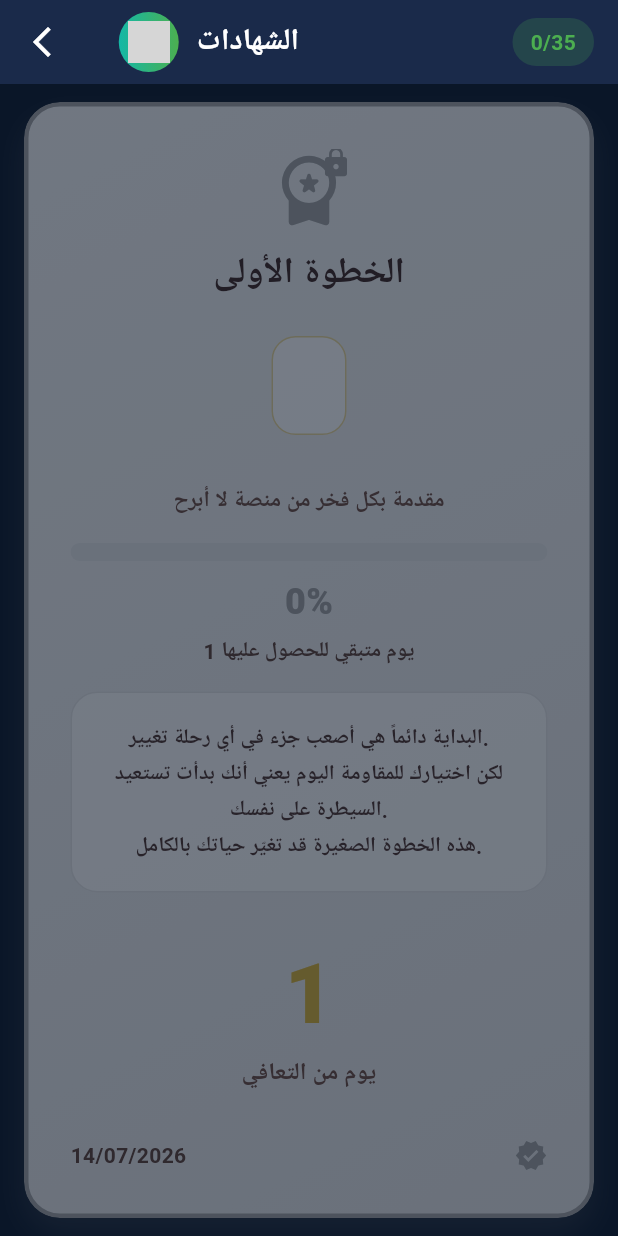
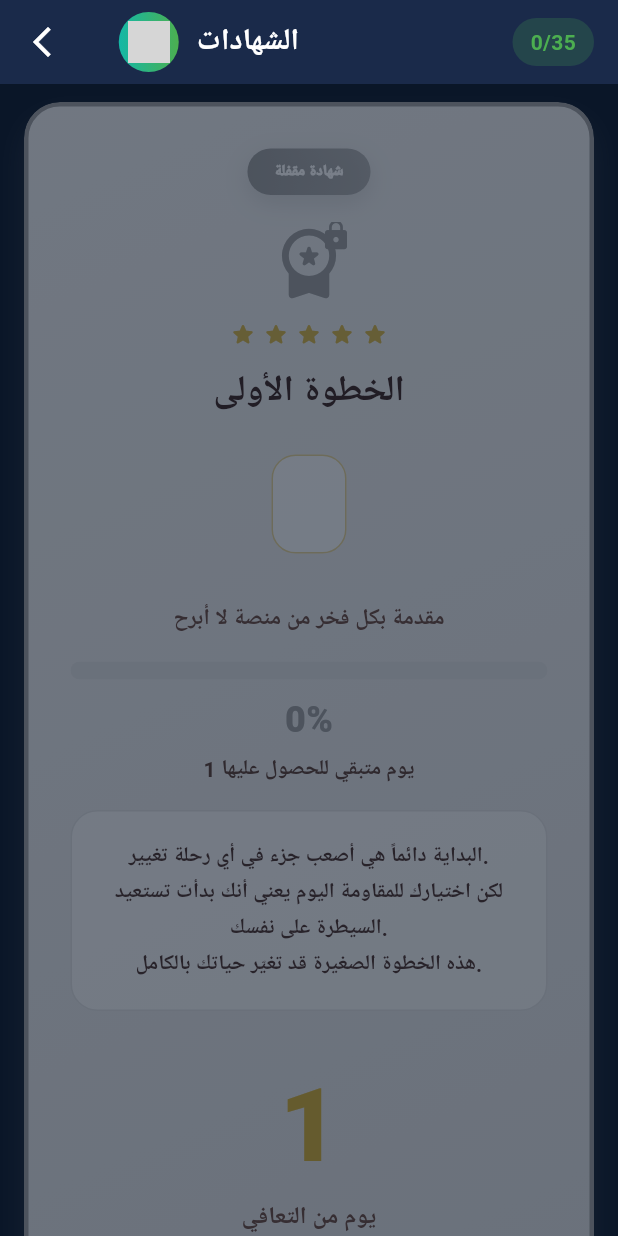
Before and after one commit to yusfkarim994-del/ta3ayusf11, a Flutter app: the CertificatesScreen screen opened directly with empty values, on a phone screen of 412 x 824 dp. Run offline on Flutter 3.47's test engine with Material 3 defaults, Android fonts, the phone set to English and light mode, and no system bars; our stand-ins replace audioplayers, cached_network_image, cloud_firestore, dio, file_picker, firebase_auth and 11 more; missing offline and left inert: dart:ui_web, flutter_inappwebview, flutter_pdfview, record, translator, universal_html; accounts and stored records are empty; Roboto replaces fonts that are missing (Cairo); project files that could hold a hidden picture were left out; grey boxes are pictures that could not be loaded.

Commit message:
Polish badges and certificates UI

```diff
--- a/lib/screens/components/certificates_screen.dart
+++ b/lib/screens/components/certificates_screen.dart
@@ -100,14 +100,18 @@ class CertificatesScreen extends StatelessWidget {
     final progress = badge.daysRequired == 0
         ? 1.0
         : (userDays / badge.daysRequired).clamp(0.0, 1.0);
+    final remainingDays = (badge.daysRequired - userDays).clamp(0, 5000);
+
     final certTitle = _getCertTitle(lang);
     final congratsText = _getCongratsText(lang, isUnlocked, name);
     final motivationQuote = _getMotivationQuote(lang, isUnlocked);
     final awardedTo = _getAwardedToText(lang);
     final daysText = _getDaysText(badge, lang);
 
-    final remainingDays = (badge.daysRequired - userDays).clamp(0, 5000);
-    final targetDate = DateTime.now().add(Duration(days: remainingDays));
+    final now = DateTime.now();
+    final targetDate = userDays >= badge.daysRequired
+        ? now.subtract(Duration(days: userDays - badge.daysRequired))
+        : now.add(Duration(days: badge.daysRequired - userDays));
     final targetDateStr = '${targetDate.day.toString().padLeft(2, '0')}/${targetDate.month.toString().padLeft(2, '0')}/${targetDate.year}';
 
     return Opacity(
@@ -132,7 +136,11 @@ class CertificatesScreen extends StatelessWidget {
               begin: Alignment.topLeft,
               end: Alignment.bottomRight,
               colors: isUnlocked
-                  ? [const Color(0xFFFFFCF2), const Color(0xFFF5E6C8)]
+                  ? [
+                      const Color(0xFFFFFCF2),
+                      const Color(0xFFF5E6C8),
+                      const Color(0xFFFFF8E1),
+                    ]
                   : [Colors.grey.shade200, Colors.grey.shade300],
             ),
             borderRadius: BorderRadius.circular(24),
@@ -143,6 +151,34 @@ class CertificatesScreen extends StatelessWidget {
           ),
           child: Column(
             children: [
+              Container(
+                padding: const EdgeInsets.symmetric(horizontal: 18, vertical: 8),
+                decoration: BoxDecoration(
+                  gradient: LinearGradient(
+                    colors: [displayColor, displayColor.withOpacity(0.75)],
+                  ),
+                  borderRadius: BorderRadius.circular(40),
+                  boxShadow: [
+                    BoxShadow(
+                      color: displayColor.withOpacity(0.3),
+                      blurRadius: 14,
+                      offset: const Offset(0, 5),
+                    ),
+                  ],
+                ),
+                child: Text(
+                  isUnlocked ? 'شهادة إنجاز' : 'شهادة مقفلة',
+                  style: const TextStyle(
+                    color: Colors.white,
+                    fontSize: 10,
+                    fontWeight: FontWeight.w900,
+                    letterSpacing: 1.4,
+                  ),
+                ),
+              ),
+
+              const SizedBox(height: 18),
+
               Stack(
                 alignment: Alignment.center,
                 children: [
@@ -164,6 +200,24 @@ class CertificatesScreen extends StatelessWidget {
                 ],
               ),
               const SizedBox(height: 12),
+
+              Row(
+                mainAxisAlignment: MainAxisAlignment.center,
+                children: List.generate(
+                  5,
+                  (index) => Padding(
+                    padding: const EdgeInsets.symmetric(horizontal: 2),
+                    child: Icon(
+                      Icons.star_rounded,
+                      color: const Color(0xFFD4AF37).withOpacity(0.9),
+                      size: 18,
+                    ),
+                  ),
+                ),
+              ),
+
+              const SizedBox(height: 12),
+
               Text(
                 name,
                 textAlign: TextAlign.center,
@@ -282,7 +336,7 @@ class CertificatesScreen extends StatelessWidget {
               Text(
                 '${badge.daysRequired}',
                 style: lang.getTextStyle(
-                  fontSize: 56,
+                  fontSize: 68,
                   fontWeight: FontWeight.w900,
                   color: const Color(0xFFD4AF37),
                 ),
@@ -300,23 +354,30 @@ class CertificatesScreen extends StatelessWidget {
                 ),
               ),
               const SizedBox(height: 32),
+              Text(
+                targetDateStr,
+                style: lang.getTextStyle(
+                  fontSize: 11,
+                  fontWeight: FontWeight.w800,
+                  color: displayColor,
+                ),
+              ),
+
+              const SizedBox(height: 8),
+
               Row(
-                mainAxisAlignment: MainAxisAlignment.spaceBetween,
-                children: [
-                  Text(
-                    targetDateStr,
-                    style: lang.getTextStyle(
-                      fontSize: 14,
-                      fontWeight: FontWeight.w700,
-                      color: const Color(0xFF5D4037),
+                mainAxisAlignment: MainAxisAlignment.center,
+                children: List.generate(
+                  3,
+                  (index) => Padding(
+                    padding: const EdgeInsets.symmetric(horizontal: 2),
+                    child: Icon(
+                      Icons.auto_awesome,
+                      color: displayColor.withOpacity(0.75),
+                      size: 12,
                     ),
                   ),
-                  Icon(
-                    Icons.verified,
-                    color: isUnlocked ? const Color(0xFF14B8A6) : Colors.grey,
-                    size: 22,
-                  ),
-                ],
+                ),
               ),
             ],
           ),
```
Also changed, not shown: lib/screens/components/badges_screen.dart (+73 -4 lines).
